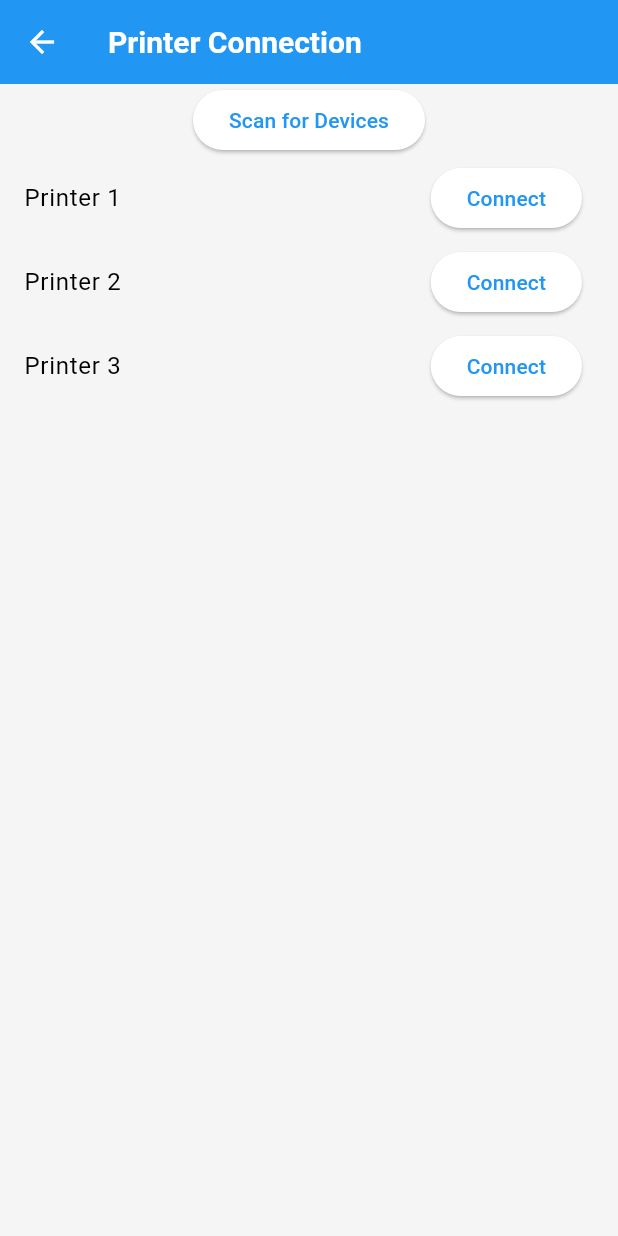
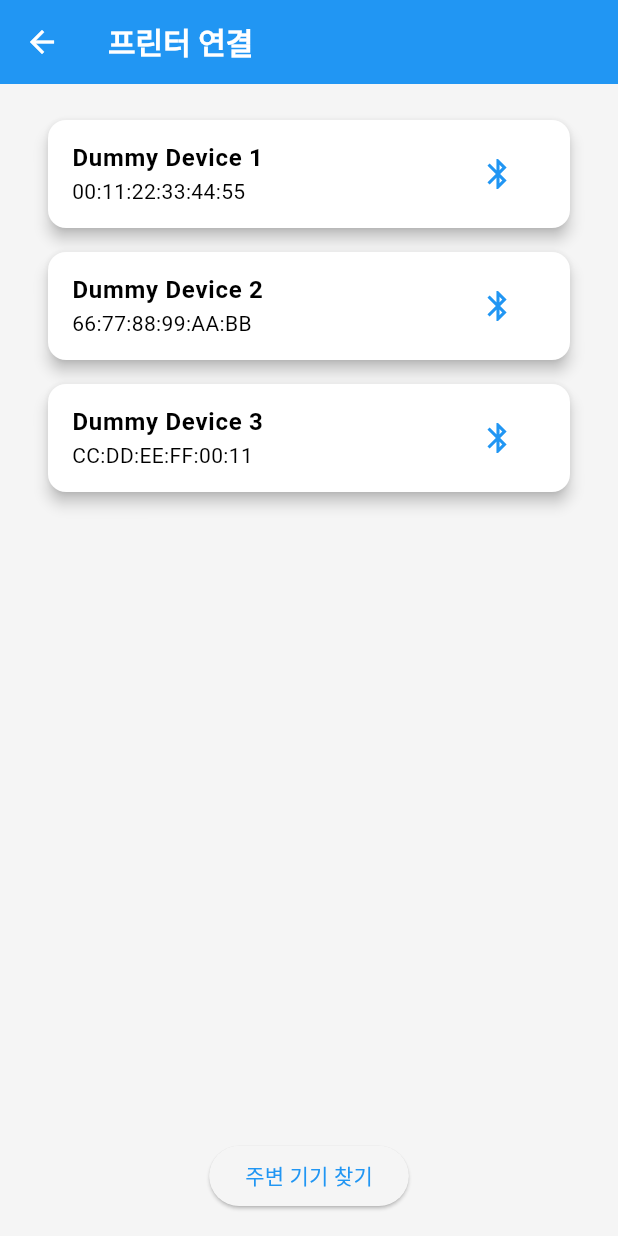
Before and after one commit to Githarold/juicyMIE, a Flutter app: the PrinterConnectionScreen screen opened directly, on a phone screen of 412 x 824 dp. Run offline on Flutter 3.47's test engine with Material 3 defaults, Android fonts, the phone set to English and light mode, and no system bars; our stand-ins replace flutter_bluetooth_serial, shared_preferences; accounts and stored records are empty.

Commit message:
modify connection method

```diff
--- a/lib/screens/gcode_management_screen.dart
+++ b/lib/screens/gcode_management_screen.dart
@@ -70,8 +70,8 @@ class GCodeManagementScreenState extends State<GCodeManagementScreen> {
       ),
       floatingActionButton: FloatingActionButton(
         onPressed: _addFile,
+        tooltip: '파일 추가',
         child: const Icon(Icons.add),
-        tooltip: '파일 추가',
       ),
     );
   }
--- a/lib/screens/printer_connection_screen.dart
+++ b/lib/screens/printer_connection_screen.dart
@@ -1,53 +1,120 @@
 import 'package:flutter/material.dart';
+import 'package:flutter_bluetooth_serial/flutter_bluetooth_serial.dart';
+import '../services/bluetooth_service.dart';
 
 class PrinterConnectionScreen extends StatefulWidget {
   const PrinterConnectionScreen({super.key});
 
   @override
-  State<PrinterConnectionScreen> createState() => PrinterConnectionScreenState();
+  State<PrinterConnectionScreen> createState() => _PrinterConnectionScreenState();
 }
 
-class PrinterConnectionScreenState extends State<PrinterConnectionScreen> {
-  bool isConnected = false;
-  List<String> nearbyDevices = ['Printer 1', 'Printer 2', 'Printer 3']; // Example data
+class _PrinterConnectionScreenState extends State<PrinterConnectionScreen> {
+  final BluetoothService _bluetoothService = BluetoothService();
+  List<BluetoothDevice> _devicesList = [];
+  BluetoothDevice? _selectedDevice;
+  bool _isConnecting = false;
+
+  @override
+  void initState() {
+    super.initState();
+    _initializeDevices();
+  }
+
+  Future<void> _initializeDevices() async {
+    await _getPairedDevices();
+    _addDummyDevices(); // 더미 데이터 추가
+  }
+
+  Future<void> _getPairedDevices() async {
+    List<BluetoothDevice> devices = [];
+    try {
+      devices = await FlutterBluetoothSerial.instance.getBondedDevices();
+    } catch (error) {
+      print('Error getting bonded devices: $error');
+    }
+    setState(() {
+      _devicesList = devices;
+    });
+  }
+
+  void _addDummyDevices() {
+    setState(() {
+      _devicesList.addAll([
+        BluetoothDevice(name: 'Dummy Device 1', address: '00:11:22:33:44:55'),
+        BluetoothDevice(name: 'Dummy Device 2', address: '66:77:88:99:AA:BB'),
+        BluetoothDevice(name: 'Dummy Device 3', address: 'CC:DD:EE:FF:00:11'),
+      ]);
+    });
+  }
+
+  Future<void> _scanForDevices() async {
+    // 주변 기기 찾기 로직 구현
+  }
+
+  Future<void> _connectToDevice() async {
+    if (_selectedDevice != null) {
+      setState(() {
+        _isConnecting = true;
+      });
+      bool connected = await _bluetoothService.connectToPrinter(_selectedDevice!.address);
+      setState(() {
+        _isConnecting = false;
+      });
+      if (connected) {
+        ScaffoldMessenger.of(context).showSnackBar(
+          SnackBar(content: Text('프린터에 연결되었습니다: ${_selectedDevice!.name}')),
+        );
+      } else {
+        ScaffoldMessenger.of(context).showSnackBar(
+          SnackBar(content: Text('프린터에 연결할 수 없습니다: ${_selectedDevice!.name}')),
+        );
+      }
+    }
+  }
 
   @override
   Widget build(BuildContext context) {
     return Scaffold(
       appBar: AppBar(
-        title: const Text('Printer Connection'),
+        title: const Text('프린터 연결'),
       ),
-      body: Column(
+      body: Padding(
+        padding: const EdgeInsets.all(16.0),
+        child: Column(
           children: [
-          ElevatedButton(
-            onPressed: () {
-              // Add Bluetooth scan logic here
-              setState(() {
-                nearbyDevices = ['Printer 1', 'Printer 2', 'Printer 3', 'Printer 4'];
-              });
-            },
-            child: const Text('Scan for Devices'),
-          ),
             Expanded(
               child: ListView.builder(
-              itemCount: nearbyDevices.length,
+                itemCount: _devicesList.length,
                 itemBuilder: (context, index) {
-                return ListTile(
-                  title: Text(nearbyDevices[index]),
-                  trailing: ElevatedButton(
+                  final device = _devicesList[index];
+                  return Card(
+                    margin: const EdgeInsets.symmetric(horizontal: 16, vertical: 8),
+                    shape: RoundedRectangleBorder(borderRadius: BorderRadius.circular(12)),
+                    child: ListTile(
+                      title: Text(device.name ?? '', style: const TextStyle(fontWeight: FontWeight.bold)),
+                      subtitle: Text(device.address),
+                      trailing: IconButton(
+                        icon: const Icon(Icons.bluetooth, color: Colors.blue),
                         onPressed: () {
-                      // Add connection logic here
                           setState(() {
-                        isConnected = !isConnected;
+                            _selectedDevice = device;
                           });
+                          _connectToDevice();
                         },
-                    child: Text(isConnected ? 'Disconnect' : 'Connect'),
+                      ),
                     ),
                   );
                 },
               ),
             ),
+            const SizedBox(height: 16),
+            ElevatedButton(
+              onPressed: _scanForDevices,
+              child: const Text('주변 기기 찾기'),
+            ),
           ],
+        ),
       ),
     );
   }
```
Also changed, not shown: lib/main.dart (+3 -7 lines), lib/screens/home_screen.dart (+6 -2 lines), lib/screens/info_screen.dart (added, +58 -0 lines), lib/screens/license_screen.dart (added, +43 -0 lines), lib/screens/print_progress_screen.dart (+71 -10 lines), lib/screens/settings_screen.dart (+12 -1 lines). Lines whose indentation alone changed are shown as unchanged.
